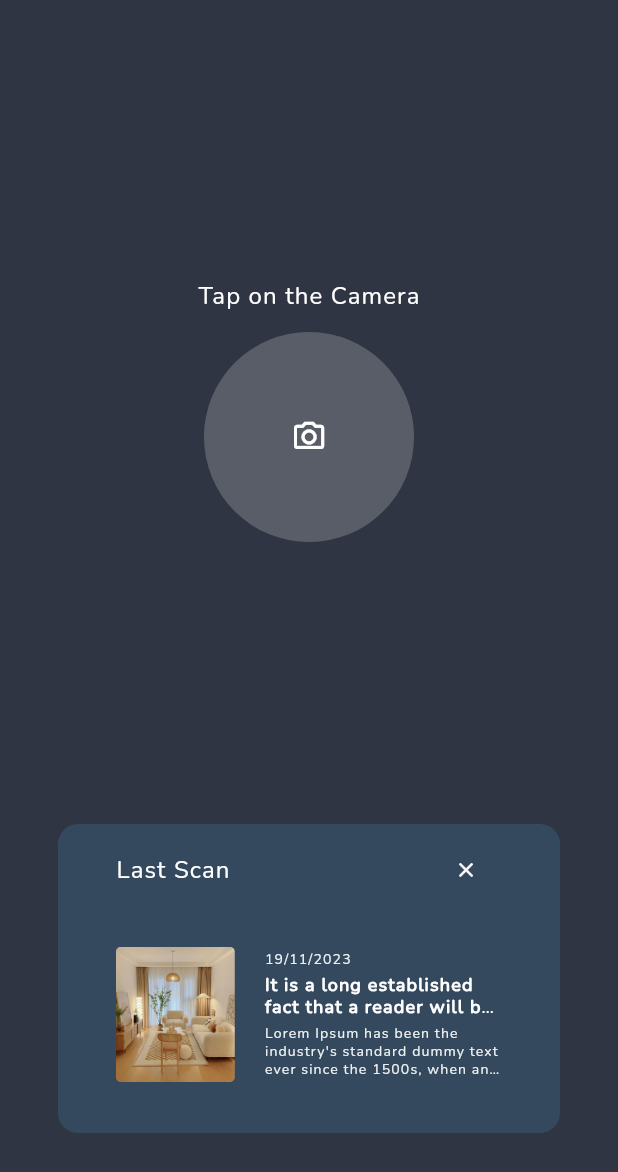
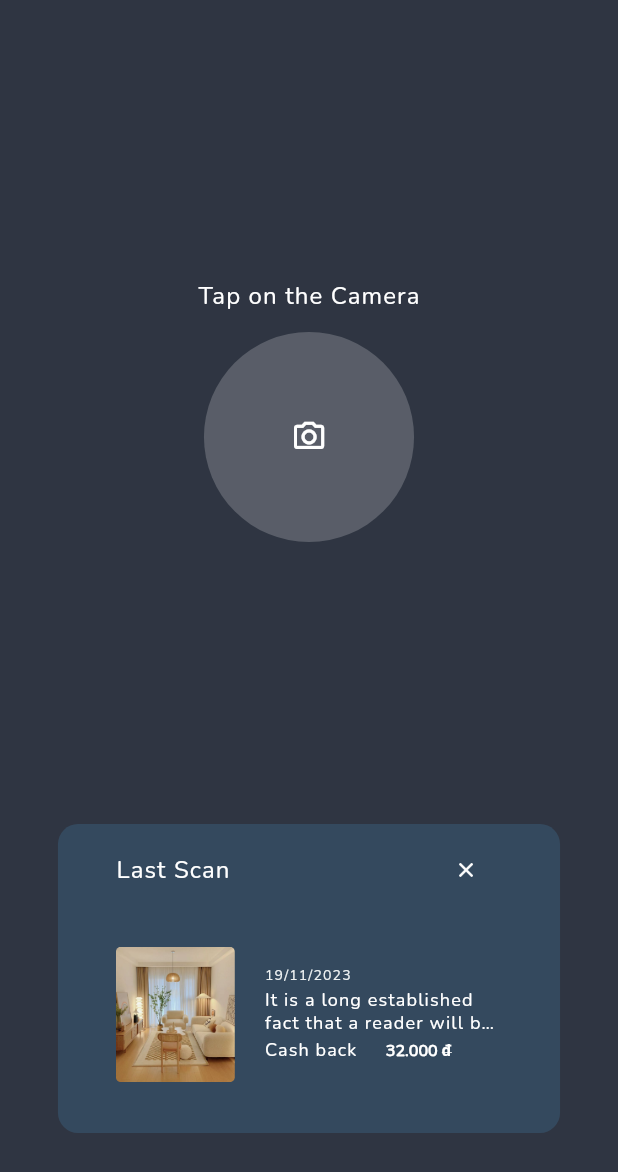
Before and after one commit to Nguyenphuochai98/mrchess, a Flutter app: the screen it shows after launch, on a phone screen of 412 x 824 dp. Shown: the top 1172 px of the screen. Run offline on Flutter 3.47's test engine with Material 2 defaults, Android fonts, the phone set to English and light mode, and no system bars; our stand-ins replace get; missing offline and left inert: chat_gpt_sdk, we_slide.

Commit message:
add cash back

```diff
--- a/lib/app/modules/home/views/home_view.dart
+++ b/lib/app/modules/home/views/home_view.dart
@@ -4,6 +4,7 @@ import 'package:get/get.dart';
 import 'package:mrchess/app/constant/dimens_manager.dart';
 import 'package:mrchess/app/utils/app_colors.dart';
 import 'package:mrchess/app/utils/asset_images.dart';
+import 'package:mrchess/app/widgets/ui_rich_text.dart';
 
 import '../../../constant/constants.dart';
 import '../../../widgets/ui_text.dart';
@@ -126,19 +127,19 @@ class HomeView extends GetView<HomeController> {
                                         'It is a long established fact that a reader will be distracted by the readable content',
                                         color: Colors.white,
                                         size: DimensManager.dimens.setSp(18),
-                                        fontWeight: FontWeight.bold,
                                         maxLines: 2,
                                       ),
                                       SizedBox(
                                         height:
                                             DimensManager.dimens.setHeight(5),
                                       ),
-                                      UIText(
-                                        'Lorem Ipsum has been the industry\'s standard dummy text ever since the 1500s, when an unknown printer took a galley of type and scrambled it to make a type specimen book',
-                                        color: UIColors.textDartLight,
-                                        size: DimensManager.dimens.setSp(14),
-                                        maxLines: 3,
-                                      ),
+                                      Row(
+                                        children: [
+                                          const UIText('Cash back', color: Colors.white, size: 12,),
+                                          SizedBox(width: DimensManager.dimens.setWidth(10),),
+                                          const UIRichText(text: '32.000', size: 16,)
+                                        ],
+                                      )
                                     ],
                                   ))
                             ],
@@ -190,10 +191,10 @@ class HomeView extends GetView<HomeController> {
                   child: GridView.builder(
                     gridDelegate:
                         const SliverGridDelegateWithFixedCrossAxisCount(
-                      crossAxisCount: 2,
-                      crossAxisSpacing: 12,
-                      mainAxisSpacing: 12,
-                    ),
+                            crossAxisCount: 2,
+                            crossAxisSpacing: 15,
+                            mainAxisSpacing: 15,
+                            childAspectRatio: 7/8),
                     itemBuilder: (_, index) => Column(
                       crossAxisAlignment: CrossAxisAlignment.start,
                       children: [
@@ -209,41 +210,30 @@ class HomeView extends GetView<HomeController> {
                         ),
                         UIText(
                           'It is a long established fact that a reader will be distracted by the readable content',
-                          color: Colors.white,
+                          color: UIColors.textDartLight,
                           size: DimensManager.dimens.setSp(14),
-                          fontWeight: FontWeight.bold,
-                          maxLines: 1,
-                        ),
-                        SizedBox(
-                          height: DimensManager.dimens.setHeight(5),
-                        ),
-                        UIText(
-                          'Lorem Ipsum has been the industry\'s standard dummy text ever since the 1500s, when an unknown printer took a galley of type and scrambled it to make a type specimen book',
-                          color: UIColors.textDartLight,
-                          size: DimensManager.dimens.setSp(10),
                           maxLines: 2,
                         ),
                         SizedBox(
                           height: DimensManager.dimens.setHeight(5),
                         ),
-                        RichText(
-                            text: TextSpan(
-                          text: '4.000.000 ',
-                          style: TextStyle(
-                            fontFamily: Fonts.nunito,
-                            fontWeight: FontWeight.bold,
-                            fontSize: DimensManager.dimens.setSp(15),
-                          ),
-                          children: <TextSpan>[
-                            TextSpan(
-                              text: 'đ',
-                              style: TextStyle(
-                                  fontWeight: FontWeight.bold,
-                                  decoration: TextDecoration.lineThrough,
-                                  fontSize: DimensManager.dimens.setSp(15)),
+                        UIRichText(
+                          text: '4.000.000',
+                          color: UIColors.textDartLight,
+                          size: 12,
+                        ),
+                        Row(
+                          children: [
+                            const UIText('Cash back', color: Colors.white, size: 14,),
+                            SizedBox(
+                              width: DimensManager.dimens.setWidth(10),
+                            ),
+                            const UIRichText(
+                              text: '32.000',
+                              size: 14,
                             ),
                           ],
-                        ))
+                        )
                       ],
                     ),
                   ),
@@ -255,7 +245,8 @@ class HomeView extends GetView<HomeController> {
               height: _panelMinSize,
               color: UIColors.backgroundLight,
               child: Padding(
-                padding: EdgeInsets.symmetric(horizontal: DimensManager.dimens.setWidth(10)),
+                padding: EdgeInsets.symmetric(
+                    horizontal: DimensManager.dimens.setWidth(10)),
                 child: Column(
                   crossAxisAlignment: CrossAxisAlignment.start,
                   children: [
--- /dev/null
+++ b/lib/app/widgets/ui_rich_text.dart
@@ -0,0 +1,38 @@
+import 'package:flutter/material.dart';
+
+import '../constant/constants.dart';
+import '../constant/dimens_manager.dart';
+
+class UIRichText extends StatelessWidget {
+  const UIRichText({Key? key, required this.text, this.size = 15, this.color})
+      : super(key: key);
+  final String text;
+  final double size;
+  final Color? color;
+
+  @override
+  Widget build(BuildContext context) {
+    return RichText(
+      text: TextSpan(
+        text: text + ' ',
+        style: TextStyle(
+          fontFamily: Fonts.nunito,
+          fontWeight: FontWeight.bold,
+          fontSize: DimensManager.dimens.setSp(size),
+          color: color ?? Colors.white,
+        ),
+        children: <TextSpan>[
+          TextSpan(
+            text: 'đ',
+            style: TextStyle(
+              fontWeight: FontWeight.bold,
+              decoration: TextDecoration.lineThrough,
+              fontSize: DimensManager.dimens.setSp(size),
+              color: color ?? Colors.white,
+            ),
+          ),
+        ],
+      ),
+    );
+  }
+}
```
Also changed, not shown: lib/app/modules/home/views/search_result_view.dart (+17 -8 lines).
